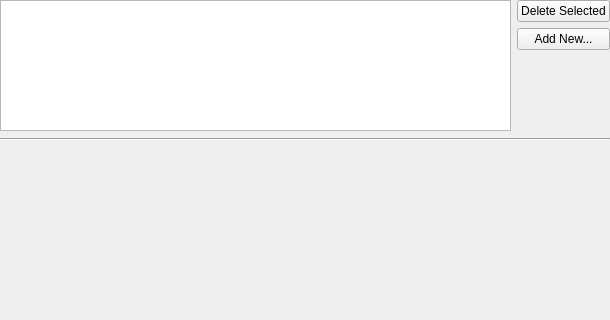
Old version of the form options/sshserveroptionswidget.ui in the repository PonyEdit/PonyEdit; both pictures show x 0 to 610 and y 0 to 320 of the 610 by 528 pixel window.
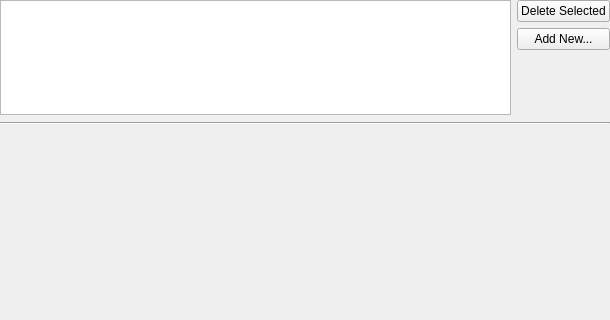
New version of the form.

Patch:
```diff
--- a/options/sshserveroptionswidget.ui
+++ b/options/sshserveroptionswidget.ui
@@ -34,7 +34,7 @@
      <property name="minimumSize">
       <size>
        <width>450</width>
-       <height>370</height>
+       <height>386</height>
       </size>
      </property>
      <property name="maximumSize">
```
